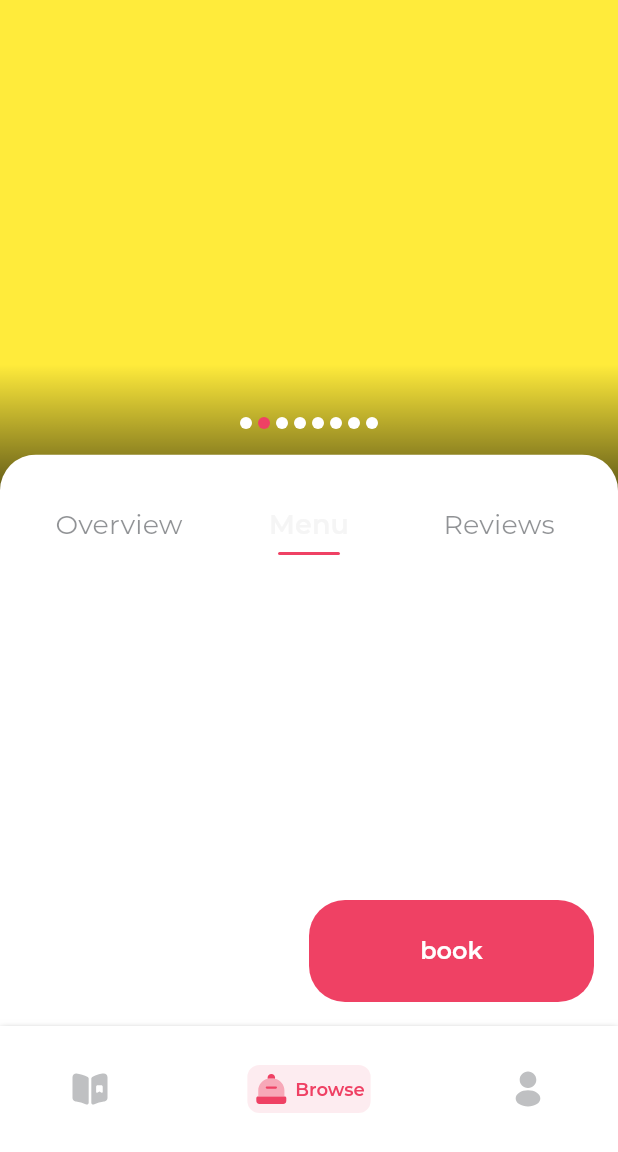
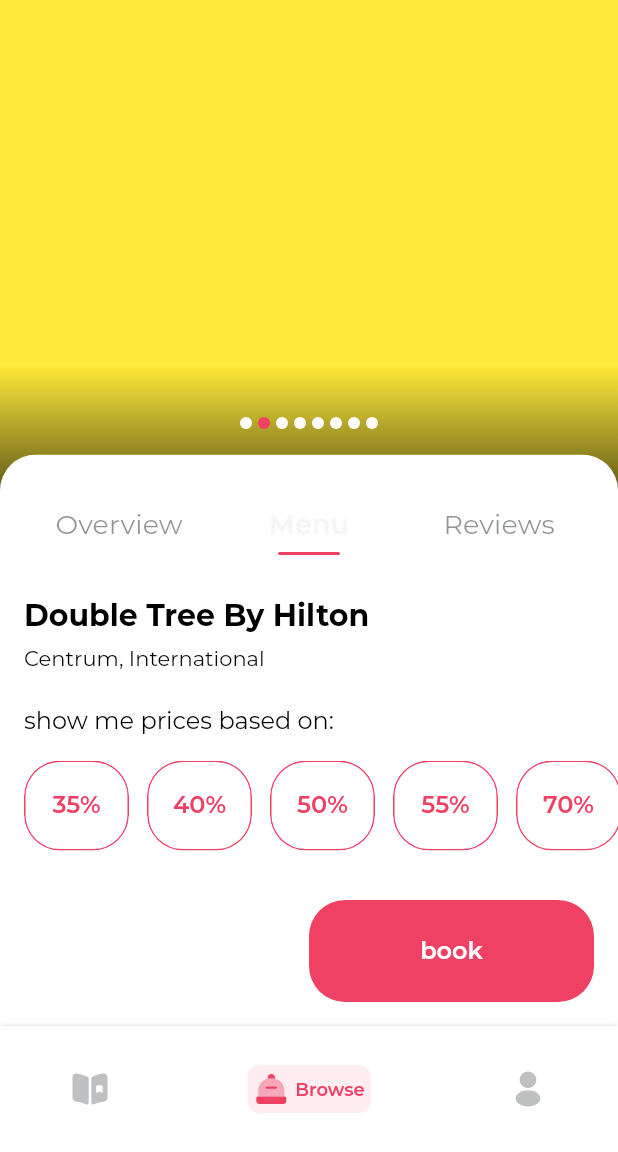
Before and after one commit to mahdidahouei/dine_ui_test, a Flutter app: the screen it shows after launch, swiped to page 2, on a phone screen of 412 x 824 dp, the part 84-1236 px from its top. Run offline on Flutter 3.47's test engine with Material 2 defaults, Android fonts, the phone set to English and light mode, and no system bars; drawn by our look-alikes of smooth_page_indicator; our stand-ins replace equatable, flutter_svg.

Commit message:
added dine selection bottons

```diff
--- a/assets/lang/en.json
+++ b/assets/lang/en.json
@@ -6,7 +6,7 @@
   "reviews": "Reviews",
   "menu_title": "Double Tree By Hilton",
   "location": "Centrum, International",
-  "filter_title": "show me prices based on",
+  "filter_title": "show me prices based on:",
   "food_title": "Eggs Benny",
   "food_subtitle": "english muffin, poached eggs, hollandaise with liver ham and black truffle or dutch smoked salmon",
   "book": "book",
--- a/lib/core/assets/app_svg.dart
+++ b/lib/core/assets/app_svg.dart
@@ -1,13 +1,11 @@
 import 'package:flutter_svg/flutter_svg.dart';
-
-import 'package:dine_test/features/presentation/global/themes/app_themes.dart';
 
 abstract class AppSvg {
   static late final arrowLeft = SvgPicture.asset("assets/svg/arrow_left.svg");
-  static late final bookSaved = SvgPicture.asset("assets/svg/book_saved.svg", color: AppThemes.primaryColor);
-  static late final bookSavedDisabled = SvgPicture.asset("assets/svg/book_saved.svg");
-  static late final profile = SvgPicture.asset("assets/svg/profile.svg", color: AppThemes.primaryColor);
-  static late final profileDisabled = SvgPicture.asset("assets/svg/profile.svg");
+  static late final bookSaved = SvgPicture.asset("assets/svg/book_saved.svg");
+  static late final bookSavedDisabled = SvgPicture.asset("assets/svg/book_saved_disabled.svg");
+  static late final profile = SvgPicture.asset("assets/svg/profile.svg");
+  static late final profileDisabled = SvgPicture.asset("assets/svg/profile_disabled.svg");
   static late final reserve = SvgPicture.asset("assets/svg/reserve.svg");
   static late final reserveDisabled = SvgPicture.asset("assets/svg/reserve_disabled.svg");
 }
--- /dev/null
+++ b/lib/features/presentation/global/widgets/dine_selection_buttons.dart
@@ -0,0 +1,235 @@
+import 'package:equatable/equatable.dart';
+import 'package:flutter/cupertino.dart';
+import 'package:flutter/material.dart';
+import 'package:flutter/rendering.dart';
+
+class DineSelectionButtons<T extends Object> extends StatefulWidget {
+  static const height = 30.0;
+
+  final List<DineSelectionButtonData<T>> items;
+  final void Function(List<T> selectedItems)? onSelectionsChanged;
+
+  const DineSelectionButtons({
+    Key? key,
+    required this.items,
+    this.onSelectionsChanged,
+  }) : super(key: key);
+
+  @override
+  DineSelectionButtonsState<T> createState() => DineSelectionButtonsState<T>();
+}
+
+class DineSelectionButtonsState<T extends Object>
+    extends State<DineSelectionButtons<T>> {
+  static const duration = Duration(milliseconds: 250);
+  static const curve = Curves.easeOut;
+
+  List<T> selectedValues = [];
+  final _selectedIndexes = <int>[];
+  late List<GlobalKey<_DineSelectionButtonState>> _toggleButtonsKeys;
+  late ScrollController _scrollController;
+
+  @override
+  void initState() {
+    super.initState();
+    _toggleButtonsKeys = List.generate(
+      widget.items.length,
+      (index) => GlobalKey<_DineSelectionButtonState>(),
+    );
+    _scrollController = ScrollController();
+  }
+
+  void clear({
+    bool triggerOnChanged = true,
+    bool animateToStart = true,
+  }) {
+    if (_selectedIndexes.isNotEmpty) {
+      for (var indexOfSelectedItem in _selectedIndexes) {
+        _toggleButtonsKeys[indexOfSelectedItem].currentState?.unselect();
+      }
+      _selectedIndexes.clear();
+      selectedValues.clear();
+      if (triggerOnChanged && widget.onSelectionsChanged != null) {
+        widget.onSelectionsChanged?.call([]);
+      }
+      if (animateToStart) this.animateToStart();
+    }
+  }
+
+  void animateToStart() {
+    _scrollController.animateTo(
+      _scrollController.position.minScrollExtent,
+      duration: duration,
+      curve: curve,
+    );
+  }
+
+  @override
+  Widget build(BuildContext context) {
+    return SizedBox(
+      height: 60,
+      child: ListView(
+        controller: _scrollController,
+        scrollDirection: Axis.horizontal,
+        children: [
+          const SizedBox(
+            width: 10.0,
+          ),
+          for (var i = 0; i < widget.items.length; i++)
+            _DineToggleButton(
+              key: _toggleButtonsKeys[i],
+              text: widget.items[i].title,
+              onChanged: (isSelected) {
+                clear(
+                  triggerOnChanged: false,
+                  animateToStart: false,
+                );
+                _toggleButtonsKeys[i].currentState?.select();
+                selectedValues.add(widget.items[i].value);
+                _selectedIndexes.add(i);
+                widget.onSelectionsChanged?.call(selectedValues);
+                setState(() {});
+              },
+              onLongPress: (isSelected) {
+                if (isSelected) {
+                  selectedValues.add(widget.items[i].value);
+                  _selectedIndexes.add(i);
+                } else {
+                  selectedValues.remove(widget.items[i].value);
+                  _selectedIndexes.remove(i);
+                }
+                widget.onSelectionsChanged?.call(selectedValues);
+                setState(() {});
+              },
+            ),
+          const SizedBox(
+            width: 10.0,
+          ),
+        ],
+      ),
+    );
+  }
+
+  @override
+  void dispose() {
+    _scrollController.dispose();
+    super.dispose();
+  }
+}
+
+class _DineToggleButton extends StatefulWidget {
+  final void Function(bool isSelected) onChanged;
+  final String text;
+  final void Function(bool isSelected) onLongPress;
+
+  const _DineToggleButton({
+    Key? key,
+    required this.onChanged,
+    required this.text,
+    required this.onLongPress,
+  }) : super(key: key);
+
+  @override
+  _DineSelectionButtonState createState() => _DineSelectionButtonState();
+}
+
+class _DineSelectionButtonState extends State<_DineToggleButton>
+    with AutomaticKeepAliveClientMixin {
+  bool isSelected = false;
+
+  void _onTap() {
+    setState(() {
+      isSelected = !isSelected;
+      widget.onChanged(isSelected);
+    });
+  }
+
+  void _onLongPress() {
+    setState(() {
+      isSelected = !isSelected;
+      widget.onLongPress(isSelected);
+    });
+  }
+
+  /// This does not trigger onChanged callback
+  void unselect() {
+    setState(() {
+      isSelected = false;
+    });
+  }
+
+  void select() {
+    setState(() {
+      isSelected = true;
+    });
+  }
+
+  @override
+  bool get wantKeepAlive => true;
+
+  @override
+  Widget build(BuildContext context) {
+    super.build(context);
+    const borderRadius = BorderRadius.all(Radius.circular(24.0));
+    final themeData = Theme.of(context);
+    // final selectedColor = themeData.primaryColor;
+    // final unselectedColor = Colors.transparent;
+    // final color = isSelected ? selectedColor : unselectedColor;
+
+    return Padding(
+      padding: const EdgeInsets.symmetric(horizontal: 6.0),
+      child: Material(
+        borderRadius: borderRadius,
+        clipBehavior: Clip.antiAlias,
+        color: Colors.transparent,
+        child: InkWell(
+          onTap: _onTap,
+          onLongPress: _onLongPress,
+          highlightColor: Colors.transparent,
+          splashColor:
+              (isSelected ? Colors.black : themeData.primaryColor)
+                  .withOpacity(0.12),
+          child: Ink(
+            height: 60.0,
+            width: 70.0,
+            padding: const EdgeInsets.symmetric(
+              horizontal: 16.0,
+            ),
+            decoration: BoxDecoration(
+              borderRadius: borderRadius,
+              color: isSelected ? themeData.primaryColor : Colors.transparent,
+              border: Border.all(
+                width: 1.0,
+                color: themeData.primaryColor,
+              ),
+            ),
+            child: Center(
+              child: Text(
+                widget.text,
+                style: themeData.textTheme.button!.apply(
+                  color: isSelected ? Colors.white : themeData.primaryColor,
+                ),
+              ),
+            ),
+          ),
+        ),
+      ),
+    );
+  }
+}
+
+class DineSelectionButtonData<T extends Object> extends Equatable {
+  final String title;
+  final T value;
+
+  const DineSelectionButtonData({
+    required this.title,
+    required this.value,
+  });
+
+  @override
+  List<Object> get props => [
+        title,
+        value,
+      ];
+}
--- a/lib/features/presentation/global/widgets/dine_sliver_app_bar.dart
+++ b/lib/features/presentation/global/widgets/dine_sliver_app_bar.dart
@@ -1,12 +1,11 @@
 import 'dart:math';
 
-import 'package:flutter/gestures.dart';
 import 'package:flutter/material.dart';
 
 import 'package:smooth_page_indicator/smooth_page_indicator.dart';
 
-import 'package:dine_test/features/presentation/global/constants.dart';
-import 'package:dine_test/features/presentation/global/widgets/dine_back_button.dart';
+import '../constants.dart';
+import 'dine_back_button.dart';
 
 class DineSliverAppBar extends StatelessWidget {
   const DineSliverAppBar(
--- a/lib/features/presentation/pages/foods_page/food_page.dart
+++ b/lib/features/presentation/pages/foods_page/food_page.dart
@@ -1,3 +1,6 @@
+import 'package:dine_test/features/presentation/pages/foods_page/tabs/menu_tab/menu_tab.dart';
+import 'package:dine_test/features/presentation/pages/foods_page/tabs/overview_tab/overview_tab.dart';
+import 'package:dine_test/features/presentation/pages/foods_page/tabs/reviews_tab/reviews_tab.dart';
 import 'package:flutter/material.dart';
 
 import '../../../../core/assets/app_image.dart';
@@ -65,7 +68,13 @@ class _FoodPageState extends State<FoodPage> {
               ),
             ];
           },
-          body: Container(),
+          body: const TabBarView(
+            children: [
+              OverviewTab(),
+              MenuTab(),
+              ReviewsTab(),
+            ],
+          ),
         ),
       ),
       floatingActionButton: DineFloatingActionButton(
--- /dev/null
+++ b/lib/features/presentation/pages/foods_page/tabs/menu_tab/menu_tab.dart
@@ -0,0 +1,89 @@
+import 'package:dine_test/features/presentation/global/widgets/dine_selection_buttons.dart';
+
+import '../../../../global/localizations/app_localizations.dart';
+import 'package:flutter/material.dart';
+
+class MenuTab extends StatelessWidget {
+  const MenuTab({Key? key}) : super(key: key);
+
+  @override
+  Widget build(BuildContext context) {
+    final localizations = AppLocalizations.of(context);
+    final themeData = Theme.of(context);
+    const horizontalPadding = EdgeInsets.symmetric(horizontal: 16.0);
+    return Column(
+      crossAxisAlignment: CrossAxisAlignment.start,
+      children: [
+        const SizedBox(
+          height: 24.0,
+        ),
+        Padding(
+          padding: horizontalPadding,
+          child: Text(
+            localizations.translate("menu_title"),
+            style: themeData.textTheme.headline3,
+          ),
+        ),
+        const SizedBox(
+          height: 8.0,
+        ),
+        Padding(
+          padding: horizontalPadding,
+          child: Text(
+            localizations.translate("location"),
+            style: themeData.textTheme.headline5,
+          ),
+        ),
+        const SizedBox(
+          height: 24.0,
+        ),
+        Padding(
+          padding: horizontalPadding,
+          child: Text(
+            localizations.translate("filter_title"),
+            style: themeData.textTheme.headline4,
+          ),
+        ),
+        const SizedBox(
+          height: 16.0,
+        ),
+        const DineSelectionButtons<int>(
+          items: [
+            DineSelectionButtonData(
+              title: "35%",
+              value: 35,
+            ),
+            DineSelectionButtonData(
+              title: "40%",
+              value: 40,
+            ),
+            DineSelectionButtonData(
+              title: "50%",
+              value: 50,
+            ),
+            DineSelectionButtonData(
+              title: "55%",
+              value: 55,
+            ),
+            DineSelectionButtonData(
+              title: "70%",
+              value: 70,
+            ),
+            DineSelectionButtonData(
+              title: "80%",
+              value: 80,
+            ),
+            DineSelectionButtonData(
+              title: "85%",
+              value: 85,
+            ),
+            DineSelectionButtonData(
+              title: "90%",
+              value: 90,
+            ),
+          ],
+        ),
+      ],
+    );
+  }
+}
--- a/pubspec.yaml
+++ b/pubspec.yaml
@@ -8,6 +8,7 @@ environment:
   sdk: ">=2.12.0 <3.0.0"
 
 dependencies:
+  equatable: ^2.0.3
   flutter:
     sdk: flutter
   flutter_localizations:
```
Also changed, not shown: lib/features/presentation/pages/foods_page/tabs/overview_tab/overview_tab.dart (added, +15 -0 lines), lib/features/presentation/pages/foods_page/tabs/reviews_tab/reviews_tab.dart (added, +14 -0 lines), lib/features/presentation/pages/main_page/main_page.dart (+3 -4 lines), assets/svg/book_saved.svg, assets/svg/book_saved_disabled.svg (added), assets/svg/profile.svg, assets/svg/profile_disabled.svg (added), pubspec.lock.
